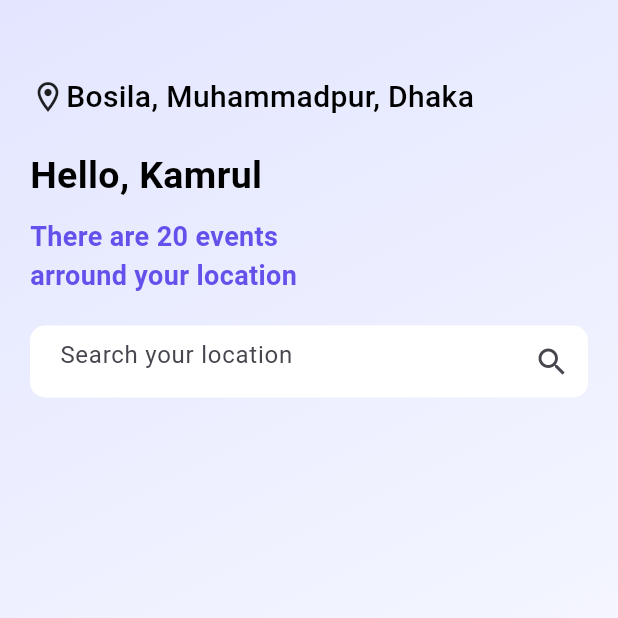
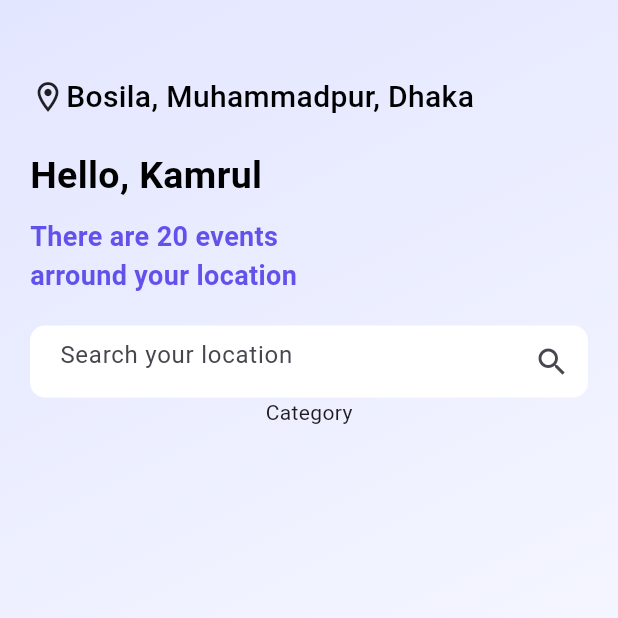
Before and after one commit to khsujon/Event_booking-App, a Flutter app: the screen it shows after launch, on a phone screen of 412 x 824 dp, the top half of it. Run offline on Flutter 3.47's test engine with Material 3 defaults, Android fonts, the phone set to English and light mode, and no system bars.

Commit message:
Category aaded

```diff
--- a/lib/pages/home_screen.dart
+++ b/lib/pages/home_screen.dart
@@ -77,6 +77,20 @@ class _HomeScreenState extends State<HomeScreen> {
                   border: InputBorder.none,
                   hintText: "Search your location"),
             ),
+          ),
+
+          //Category of Events
+          Container(
+            height: 100,
+            child: ListView(
+              children: [
+                Container(
+                  child: Column(
+                    children: [Text("Category")],
+                  ),
+                )
+              ],
+            ),
           )
         ],
       ),
```
